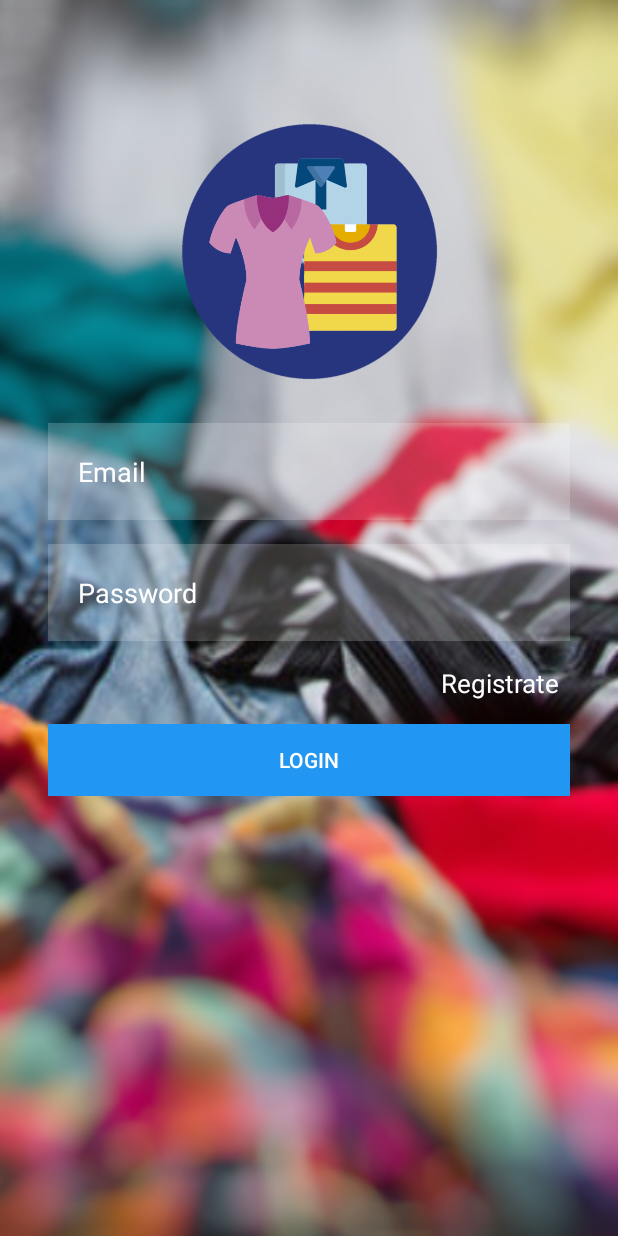
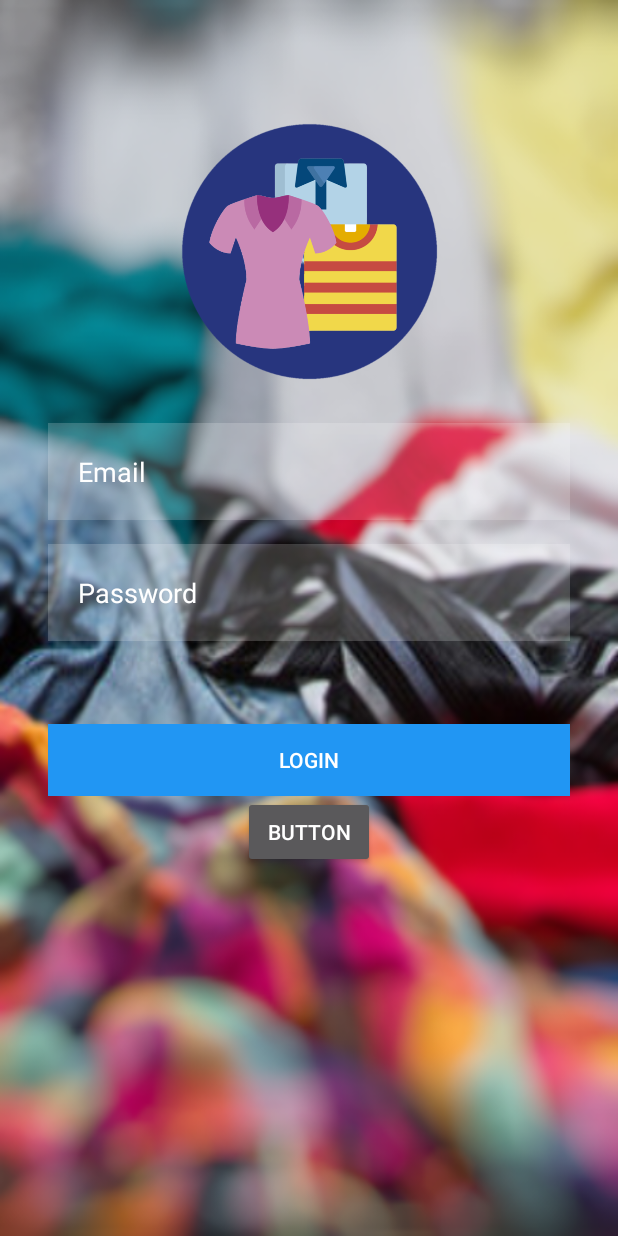
Before and after one commit to MrBrownie1/SOA-R, an Android app: the screen it shows after launch (MainActivity), on a phone screen of 412 x 824 dp. Run offline under Robolectric (Android 15) with nearby library versions, the phone set to English and light mode, and no system bars; our stand-ins replace Firebase (no records; nobody signed in at launch, a user with empty details on screens opened directly).

Commit message:
Cambios en el diseño de Login

```diff
--- a/app/src/main/java/com/example/soa_r/MainActivity.java
+++ b/app/src/main/java/com/example/soa_r/MainActivity.java
@@ -28,9 +28,9 @@ public class MainActivity extends AppCompatActivity {
         setContentView(R.layout.activity_main);
         autenticacion=FirebaseAuth.getInstance();
 
-        Button registro;
+        Button registro, acceso;
         EditText email, pass;
-        TextView acceso;
+
 
         email = findViewById(R.id.correo);
         pass = findViewById(R.id.contraseña);
--- /dev/null
+++ b/app/src/main/java/com/example/soa_r/test.java
@@ -0,0 +1,4 @@
+package com.example.soa_r;
+
+public class test {
+}
--- a/app/src/main/res/layout/activity_main.xml
+++ b/app/src/main/res/layout/activity_main.xml
@@ -28,22 +28,6 @@
         android:textColor="@color/white"
         android:background="#30ffffff"
         android:padding="20dp" />
-
-    <TextView
-        android:id="@+id/acceso"
-        android:layout_width="86dp"
-        android:layout_height="37dp"
-        android:layout_marginStart="8dp"
-        android:layout_marginTop="16dp"
-        android:text="Registrate"
-        android:textColor="@color/white"
-        android:textColorHint="@color/white"
-        android:textSize="17sp"
-        app:layout_constraintEnd_toEndOf="parent"
-        app:layout_constraintHorizontal_bias="0.899"
-        app:layout_constraintStart_toStartOf="parent"
-        app:layout_constraintTop_toBottomOf="@+id/contraseña"
-        tools:ignore="MissingConstraints" />
 
     <EditText
         android:id="@+id/contraseña"
@@ -109,5 +93,14 @@
         app:layout_constraintTop_toBottomOf="@+id/contraseña"
         android:textColor="@color/white" />
 
+    <Button
+        android:id="@+id/acceso"
+        android:layout_width="wrap_content"
+        android:layout_height="wrap_content"
+        android:text="Button"
+        app:layout_constraintEnd_toEndOf="parent"
+        app:layout_constraintStart_toStartOf="parent"
+        app:layout_constraintTop_toBottomOf="@+id/registro" />
+
 
 </androidx.constraintlayout.widget.ConstraintLayout>
```
